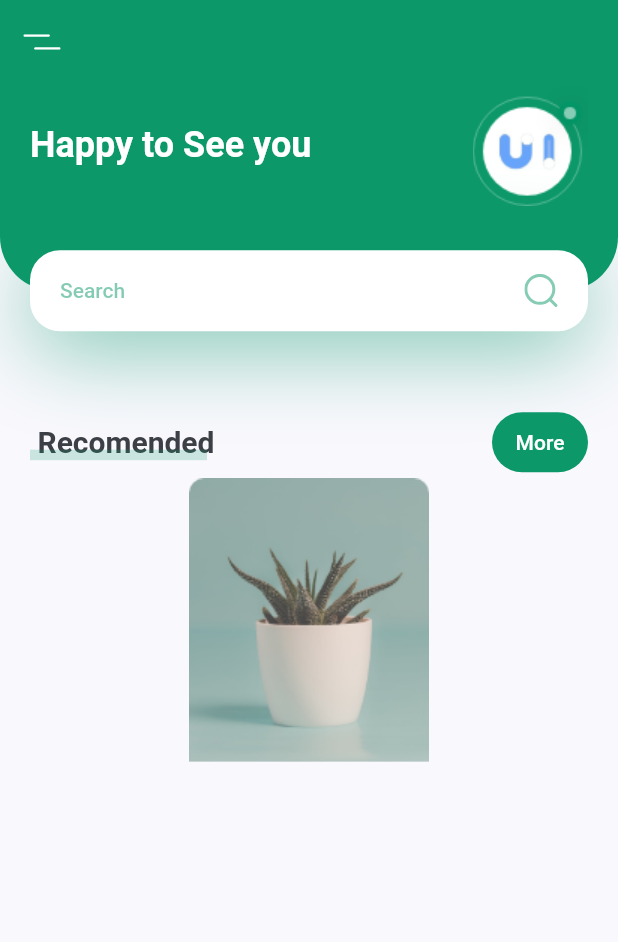
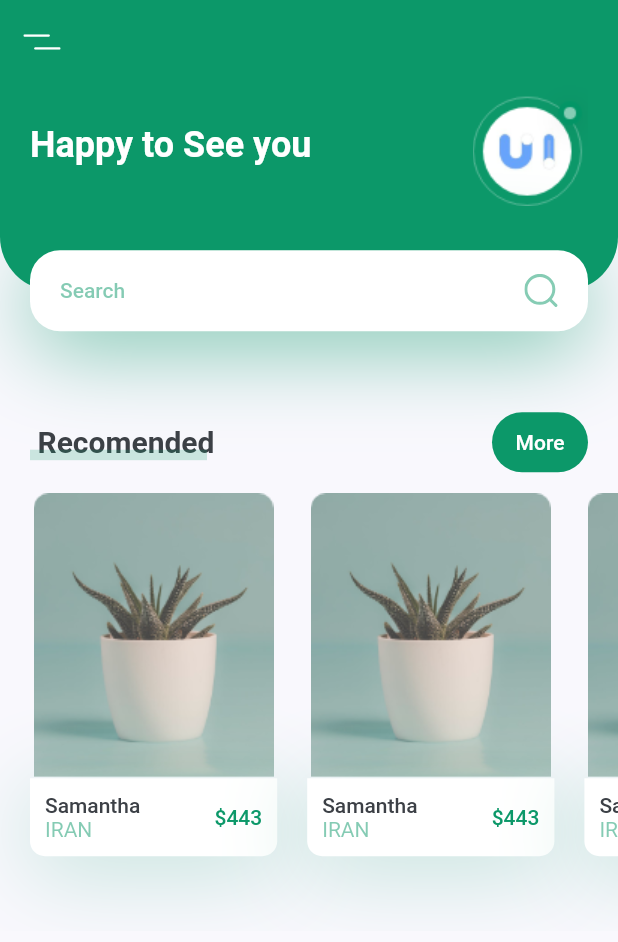
Before and after one commit to AliRahimi1388/planet_vitrin, a Flutter app: the screen it shows after launch, on a phone screen of 412 x 824 dp. Shown: the top 942 px of the screen. Run offline on Flutter 3.47's test engine with Material 2 defaults, Android fonts, the phone set to English and light mode, and no system bars; our stand-ins replace flutter_svg.

Commit message:
Impl RecomendPlantCard and put it in SingleChildScrollView

```diff
--- a/lib/screens/home/components/body.dart
+++ b/lib/screens/home/components/body.dart
@@ -1,4 +1,5 @@
 import 'package:flutter/material.dart';
+import 'package:planet_app/constants.dart';
 import 'package:planet_app/screens/home/components/header_with_searchbox.dart';
 import 'package:planet_app/screens/home/components/title_with_more_btn.dart';
 
@@ -17,10 +18,32 @@ class Body extends StatelessWidget {
             title: "Recomended",
             press: () {},
           ),
-          Container(
-            width: size.width * 0.4,
-            child: Column(
-              children: [Image.asset("assets/images/image_1.png")],
+          SingleChildScrollView(
+            scrollDirection: Axis.horizontal,
+            child: Row(
+              children: [
+                RecomendPlantCard(
+                  image: "assets/images/image_1.png",
+                  title: "Samantha",
+                  company: "Iran",
+                  press: () {},
+                  price: 443,
+                ),
+                RecomendPlantCard(
+                  image: "assets/images/image_1.png",
+                  title: "Samantha",
+                  company: "Iran",
+                  press: () {},
+                  price: 443,
+                ),
+                RecomendPlantCard(
+                  image: "assets/images/image_1.png",
+                  title: "Samantha",
+                  company: "Iran",
+                  press: () {},
+                  price: 443,
+                ),
+              ],
             ),
           )
         ],
@@ -28,3 +51,78 @@ class Body extends StatelessWidget {
     );
   }
 }
+
+class RecomendPlantCard extends StatelessWidget {
+  const RecomendPlantCard({
+    super.key,
+    required this.image,
+    required this.title,
+    required this.company,
+    required this.price,
+    required this.press,
+  });
+
+  final String image, title, company;
+
+  final int price;
+  final VoidCallback press;
+
+  @override
+  Widget build(BuildContext context) {
+    Size size = MediaQuery.of(context).size;
+    return Container(
+      margin: EdgeInsets.only(
+          left: kDefaultPaddding,
+          top: kDefaultPaddding / 2,
+          bottom: kDefaultPaddding * 2.5),
+      width: size.width * 0.4,
+      child: Column(
+        children: [
+          Image.asset(image),
+          GestureDetector(
+            onTap: press,
+            child: Container(
+              padding: EdgeInsets.all(kDefaultPaddding / 2),
+              decoration: BoxDecoration(
+                color: Colors.white,
+                borderRadius: BorderRadius.only(
+                    bottomLeft: Radius.circular(10),
+                    bottomRight: Radius.circular(10)),
+                boxShadow: [
+                  BoxShadow(
+                      offset: Offset(0, 10),
+                      blurRadius: 50,
+                      color: kPrimaryColor.withOpacity(0.23))
+                ],
+              ),
+              child: Row(
+                children: [
+                  RichText(
+                      text: TextSpan(
+                    children: [
+                      TextSpan(
+                          text: "$title\n",
+                          style: Theme.of(context).textTheme.labelLarge),
+                      TextSpan(
+                          text: "$company".toUpperCase(),
+                          style:
+                              TextStyle(color: kPrimaryColor.withOpacity(0.5)))
+                    ],
+                  )),
+                  Spacer(),
+                  Text(
+                    '\$$price',
+                    style: Theme.of(context)
+                        .textTheme
+                        .labelLarge!
+                        .copyWith(color: kPrimaryColor),
+                  )
+                ],
+              ),
+            ),
+          )
+        ],
+      ),
+    );
+  }
+}
```
